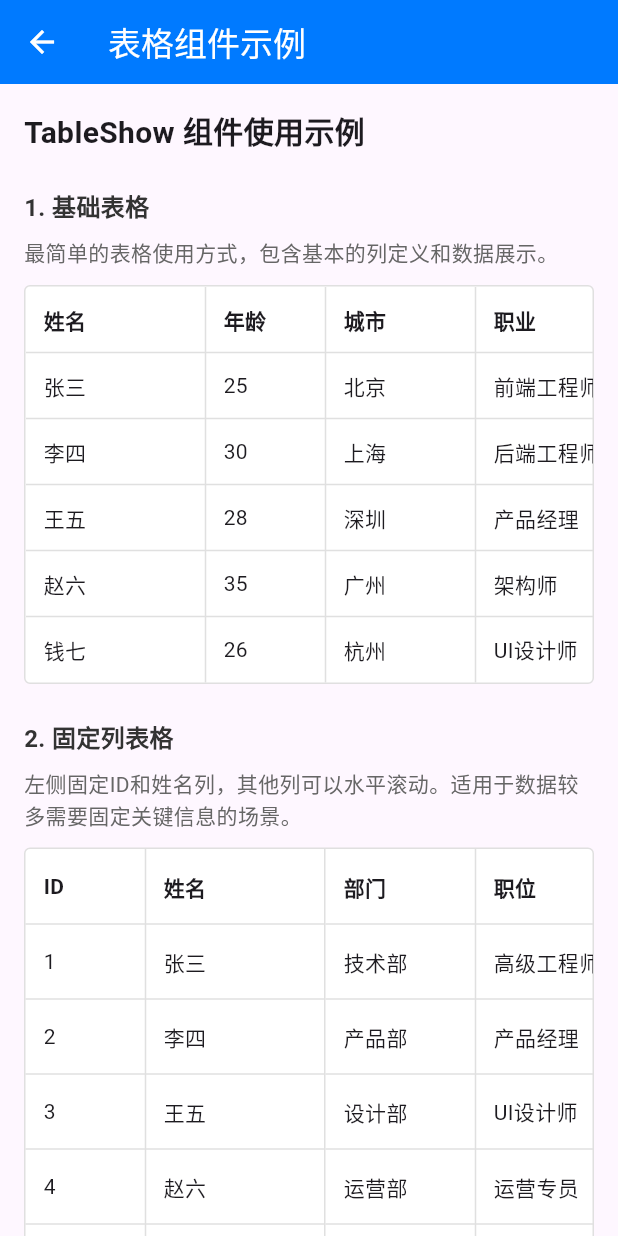
After one commit to yuzhido/simple_ui_for_flutter, a Flutter app: the screen it shows after launch, after a tap on "表格展示（TableShow）示例", on a phone screen of 412 x 824 dp. The commit adds this screen. Run offline on Flutter 3.47's test engine with Material 3 defaults, Android fonts, the phone set to English and light mode, and no system bars; our stand-ins replace dio, file_picker, image_picker, permission_handler, sqflite; accounts and stored records are empty.

Commit message:
表格展示列表数据组件使用示例更新

```diff
--- a/example/lib/main.dart
+++ b/example/lib/main.dart
@@ -5,6 +5,7 @@ import 'package:example/pages/tree_select/index.dart';
 import 'package:example/pages/upload_file/index.dart';
 import 'package:example/pages/database_demo/index.dart';
 import 'package:example/pages/permission_request/index.dart';
+import 'package:example/pages/table_show/index.dart';
 import 'package:flutter/material.dart';
 import 'package:flutter_localizations/flutter_localizations.dart';
 import 'pages/dropdown_choose/index.dart';
@@ -49,6 +50,11 @@ class HomePage extends StatelessWidget {
             ElevatedButton(
               onPressed: () => Navigator.push(context, MaterialPageRoute(builder: (_) => const DropdownSelectPage())),
               child: const Text('下拉选择（DropdownChoose）示例'),
+            ),
+            const SizedBox(height: 12),
+            ElevatedButton(
+              onPressed: () => Navigator.push(context, MaterialPageRoute(builder: (_) => const TableShowPage())),
+              child: const Text('表格展示（TableShow）示例'),
             ),
             const SizedBox(height: 12),
             ElevatedButton(
--- /dev/null
+++ b/example/lib/pages/table_show/index.dart
@@ -0,0 +1,246 @@
+import 'package:flutter/material.dart';
+import 'package:simple_ui/src/table_show/index.dart';
+
+class TableShowPage extends StatefulWidget {
+  const TableShowPage({super.key});
+  @override
+  State<TableShowPage> createState() => _TableShowPageState();
+}
+
+class _TableShowPageState extends State<TableShowPage> {
+  // 基础表格数据
+  final List<Map<String, dynamic>> basicColumns = const [
+    {'label': '姓名', 'prop': 'name', 'width': 120},
+    {'label': '年龄', 'prop': 'age', 'width': 80},
+    {'label': '城市', 'prop': 'city', 'width': 100},
+    {'label': '职业', 'prop': 'job', 'width': 120},
+    {'label': '薪资', 'prop': 'salary', 'width': 100},
+  ];
+
+  final List<Map<String, dynamic>> basicData = const [
+    {'name': '张三', 'age': 25, 'city': '北京', 'job': '前端工程师', 'salary': '15K'},
+    {'name': '李四', 'age': 30, 'city': '上海', 'job': '后端工程师', 'salary': '18K'},
+    {'name': '王五', 'age': 28, 'city': '深圳', 'job': '产品经理', 'salary': '20K'},
+    {'name': '赵六', 'age': 35, 'city': '广州', 'job': '架构师', 'salary': '25K'},
+    {'name': '钱七', 'age': 26, 'city': '杭州', 'job': 'UI设计师', 'salary': '12K'},
+  ];
+
+  // 固定列表格数据
+  final List<Map<String, dynamic>> fixedColumns = const [
+    {'label': 'ID', 'prop': 'id', 'width': 80, 'fixed': true},
+    {'label': '姓名', 'prop': 'name', 'width': 120, 'fixed': true},
+    {'label': '部门', 'prop': 'department', 'width': 100},
+    {'label': '职位', 'prop': 'position', 'width': 120},
+    {'label': '入职时间', 'prop': 'joinDate', 'width': 120},
+    {'label': '邮箱', 'prop': 'email', 'width': 200},
+    {'label': '电话', 'prop': 'phone', 'width': 150},
+    {'label': '地址', 'prop': 'address', 'width': 250},
+  ];
+
+  final List<Map<String, dynamic>> fixedData = const [
+    {
+      'id': 1,
+      'name': '张三',
+      'department': '技术部',
+      'position': '高级工程师',
+      'joinDate': '2020-03-15',
+      'email': 'zhangsan@company.com',
+      'phone': '13800138001',
+      'address': '北京市朝阳区建国门外大街1号国贸大厦A座1001室',
+    },
+    {
+      'id': 2,
+      'name': '李四',
+      'department': '产品部',
+      'position': '产品经理',
+      'joinDate': '2019-06-20',
+      'email': 'lisi@company.com',
+      'phone': '13800138002',
+      'address': '上海市浦东新区陆家嘴环路1000号恒生银行大厦B座2002室',
+    },
+    {
+      'id': 3,
+      'name': '王五',
+      'department': '设计部',
+      'position': 'UI设计师',
+      'joinDate': '2021-01-10',
+      'email': 'wangwu@company.com',
+      'phone': '13800138003',
+      'address': '深圳市南山区科技园南区深南大道10000号腾讯大厦C座3003室',
+    },
+    {
+      'id': 4,
+      'name': '赵六',
+      'department': '运营部',
+      'position': '运营专员',
+      'joinDate': '2020-09-05',
+      'email': 'zhaoliu@company.com',
+      'phone': '13800138004',
+      'address': '广州市天河区珠江新城花城大道85号高德置地广场D座4004室',
+    },
+    {
+      'id': 5,
+      'name': '钱七',
+      'department': '人事部',
+      'position': 'HR经理',
+      'joinDate': '2018-12-01',
+      'email': 'qianqi@company.com',
+      'phone': '13800138005',
+      'address': '杭州市西湖区文三路259号昌地火炬大厦E座5005室',
+    },
+  ];
+
+  // 自定义样式表格数据
+  final List<Map<String, dynamic>> customStyleColumns = const [
+    {'label': '产品名称', 'prop': 'name', 'width': 150},
+    {'label': '价格', 'prop': 'price', 'width': 100},
+    {'label': '库存', 'prop': 'stock', 'width': 80},
+    {'label': '状态', 'prop': 'status', 'width': 100},
+    {'label': '描述', 'prop': 'description', 'width': 200},
+  ];
+
+  final List<Map<String, dynamic>> customStyleData = const [
+    {'name': 'iPhone 15 Pro', 'price': '¥8999', 'stock': 50, 'status': '有库存', 'description': '苹果最新旗舰手机，搭载A17 Pro芯片'},
+    {'name': 'MacBook Pro', 'price': '¥12999', 'stock': 25, 'status': '有库存', 'description': '专业级笔记本电脑，适合开发者和设计师'},
+    {'name': 'iPad Air', 'price': '¥4399', 'stock': 0, 'status': '缺货', 'description': '轻薄便携的平板电脑，支持Apple Pencil'},
+    {'name': 'AirPods Pro', 'price': '¥1899', 'stock': 100, 'status': '有库存', 'description': '主动降噪无线耳机，音质出色'},
+    {'name': 'Apple Watch', 'price': '¥2999', 'stock': 30, 'status': '有库存', 'description': '智能手表，健康监测功能丰富'},
+  ];
+
+  @override
+  Widget build(BuildContext context) {
+    return Scaffold(
+      appBar: AppBar(title: const Text('表格组件示例'), backgroundColor: const Color(0xFF007AFF), foregroundColor: Colors.white),
+      body: SingleChildScrollView(
+        padding: const EdgeInsets.all(16),
+        child: Column(
+          crossAxisAlignment: CrossAxisAlignment.start,
+          children: [
+            const Text('TableShow 组件使用示例', style: TextStyle(fontSize: 20, fontWeight: FontWeight.bold)),
+            const SizedBox(height: 24),
+
+            // 基础表格示例
+            _buildSectionTitle('1. 基础表格'),
+            const SizedBox(height: 8),
+            const Text('最简单的表格使用方式，包含基本的列定义和数据展示。', style: TextStyle(fontSize: 14, color: Color(0xFF666666))),
+            const SizedBox(height: 12),
+            TableShow(columns: basicColumns, data: basicData),
+            const SizedBox(height: 24),
+
+            // 固定列表格示例
+            _buildSectionTitle('2. 固定列表格'),
+            const SizedBox(height: 8),
+            const Text('左侧固定ID和姓名列，其他列可以水平滚动。适用于数据较多需要固定关键信息的场景。', style: TextStyle(fontSize: 14, color: Color(0xFF666666))),
+            const SizedBox(height: 12),
+            TableShow(columns: fixedColumns, data: fixedData, rowHeight: 50, headerHeight: 50),
+            const SizedBox(height: 24),
+
+            // 自定义样式表格示例
+            _buildSectionTitle('3. 自定义样式表格'),
+            const SizedBox(height: 8),
+            const Text('自定义表头和数据单元格的样式，以及行高。', style: TextStyle(fontSize: 14, color: Color(0xFF666666))),
+            const SizedBox(height: 12),
+            TableShow(
+              columns: customStyleColumns,
+              data: customStyleData,
+              rowHeight: 60,
+              headerHeight: 50,
+              headerTextStyle: const TextStyle(fontWeight: FontWeight.bold, fontSize: 16, color: Color(0xFF1976D2)),
+              cellTextStyle: const TextStyle(fontSize: 14, color: Color(0xFF333333)),
+              borderColor: const Color(0xFF2196F3),
+              borderRadius: const BorderRadius.all(Radius.circular(8)),
+            ),
+            const SizedBox(height: 24),
+
+            // 动态行高表格示例
+            _buildSectionTitle('4. 动态行高表格'),
+            const SizedBox(height: 8),
+            const Text('根据数据内容动态调整行高，适合内容长度不一的场景。', style: TextStyle(fontSize: 14, color: Color(0xFF666666))),
+            const SizedBox(height: 12),
+            TableShow(
+              columns: const [
+                {'label': '标题', 'prop': 'title', 'width': 150},
+                {'label': '内容', 'prop': 'content', 'width': 300},
+                {'label': '标签', 'prop': 'tags', 'width': 200},
+              ],
+              data: const [
+                {'title': '短标题', 'content': '这是一段短内容', 'tags': '标签1, 标签2'},
+                {'title': '这是一个比较长的标题，可能会占用更多空间', 'content': '这是一段比较长的内容，包含了很多详细信息，需要更多的空间来展示，可能会影响行高', 'tags': '标签1, 标签2, 标签3, 标签4, 标签5'},
+                {'title': '中等长度标题', 'content': '中等长度的内容描述', 'tags': '标签1, 标签2, 标签3'},
+              ],
+              rowHeightBuilder: (rowIndex, row) {
+                // 根据内容长度动态计算行高
+                final content = row['content']?.toString() ?? '';
+                final tags = row['tags']?.toString() ?? '';
+                final baseHeight = 44.0;
+                final contentLines = (content.length / 30).ceil();
+                final tagsLines = (tags.length / 20).ceil();
+                return baseHeight + (contentLines + tagsLines - 2) * 20.0;
+              },
+              headerTextStyle: const TextStyle(fontWeight: FontWeight.w600, fontSize: 15, color: Color(0xFF2E7D32)),
+              cellTextStyle: const TextStyle(fontSize: 13, color: Color(0xFF424242)),
+              borderColor: const Color(0xFF4CAF50),
+            ),
+            const SizedBox(height: 24),
+
+            // 使用说明
+            _buildSectionTitle('使用说明'),
+            const SizedBox(height: 8),
+            Container(
+              padding: const EdgeInsets.all(16),
+              decoration: BoxDecoration(
+                color: const Color(0xFFE3F2FD),
+                borderRadius: BorderRadius.circular(8),
+                border: Border.all(color: const Color(0xFF2196F3)),
+              ),
+              child: const Column(
+                crossAxisAlignment: CrossAxisAlignment.start,
+                children: [
+                  Text(
+                    '组件特性：',
+                    style: TextStyle(fontWeight: FontWeight.bold, color: Color(0xFF1976D2)),
+                  ),
+                  SizedBox(height: 8),
+                  Text('• columns: 列定义数组，支持 label、prop、width、fixed 属性'),
+                  Text('• data: 数据数组，每行数据对应一个 Map'),
+                  Text('• rowHeight: 默认行高，可被 rowHeightBuilder 覆盖'),
+                  Text('• headerHeight: 表头高度'),
+                  Text('• defaultColumnWidth: 默认列宽'),
+                  Text('• borderColor: 边框颜色'),
+                  Text('• borderRadius: 圆角设置'),
+                  Text('• headerTextStyle: 表头文字样式'),
+                  Text('• cellTextStyle: 单元格文字样式'),
+                  Text('• rowHeightBuilder: 动态行高计算函数'),
+                  SizedBox(height: 8),
+                  Text(
+                    '列定义说明：',
+                    style: TextStyle(fontWeight: FontWeight.bold, color: Color(0xFF1976D2)),
+                  ),
+                  Text('• label: 列标题'),
+                  Text('• prop: 数据属性名'),
+                  Text('• width: 列宽度（可选）'),
+                  Text('• fixed: 是否固定列（可选，true为固定）'),
+                  SizedBox(height: 8),
+                  Text(
+                    '注意事项：',
+                    style: TextStyle(fontWeight: FontWeight.bold, color: Color(0xFFE65100)),
+                  ),
+                  Text('• 固定列会显示在左侧，可滚动列显示在右侧'),
+                  Text('• 如果所有列都固定，则不会显示滚动区域'),
+                  Text('• 数据为空时会显示空表格'),
+                ],
+              ),
+            ),
+          ],
+        ),
+      ),
+    );
+  }
+
+  Widget _buildSectionTitle(String title) {
+    return Text(
+      title,
+      style: const TextStyle(fontSize: 16, fontWeight: FontWeight.w600, color: Color(0xFF333333)),
+    );
+  }
+}
```
